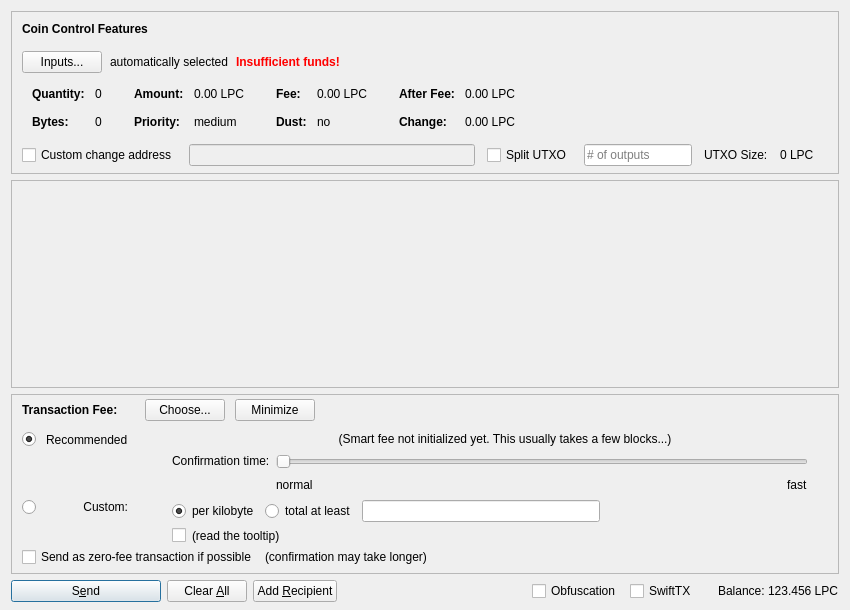
Before: the Qt Designer form src/qt/forms/sendcoinsdialog.ui in lightpaycashproject/lightpaycash, drawn with Qt 5.
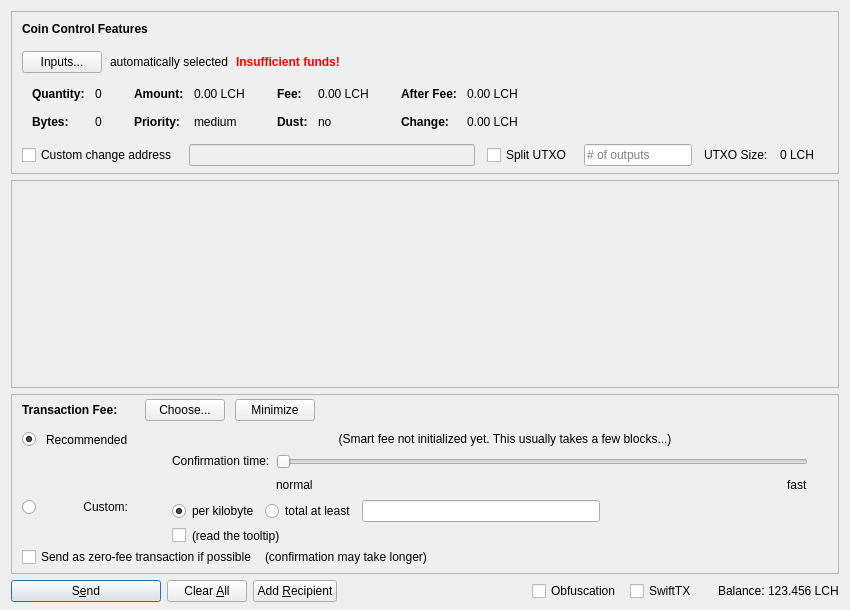
After: the same form once the commit is applied. Icons and pictures are not drawn. Custom widgets are drawn as their Qt base class.

What changed in the file:
```diff
--- a/src/qt/forms/sendcoinsdialog.ui
+++ b/src/qt/forms/sendcoinsdialog.ui
@@ -324,7 +324,7 @@
                   <enum>Qt::ActionsContextMenu</enum>
                  </property>
                  <property name="text">
-                  <string notr="true">0.00 LPC</string>
+                  <string notr="true">0.00 LCH</string>
                  </property>
                  <property name="textInteractionFlags">
                   <set>Qt::LinksAccessibleByMouse|Qt::TextSelectableByKeyboard|Qt::TextSelectableByMouse</set>
@@ -404,7 +404,7 @@
                   <enum>Qt::ActionsContextMenu</enum>
                  </property>
                  <property name="text">
-                  <string notr="true">0.00 LPC</string>
+                  <string notr="true">0.00 LCH</string>
                  </property>
                  <property name="textInteractionFlags">
                   <set>Qt::LinksAccessibleByMouse|Qt::TextSelectableByKeyboard|Qt::TextSelectableByMouse</set>
@@ -484,7 +484,7 @@
                   <enum>Qt::ActionsContextMenu</enum>
                  </property>
                  <property name="text">
-                  <string notr="true">0.00 LPC</string>
+                  <string notr="true">0.00 LCH</string>
                  </property>
                  <property name="textInteractionFlags">
                   <set>Qt::LinksAccessibleByMouse|Qt::TextSelectableByKeyboard|Qt::TextSelectableByMouse</set>
@@ -513,7 +513,7 @@
                   <enum>Qt::ActionsContextMenu</enum>
                  </property>
                  <property name="text">
-                  <string notr="true">0.00 LPC</string>
+                  <string notr="true">0.00 LCH</string>
                  </property>
                  <property name="textInteractionFlags">
                   <set>Qt::LinksAccessibleByMouse|Qt::TextSelectableByKeyboard|Qt::TextSelectableByMouse</set>
@@ -594,7 +594,7 @@
           <item>
            <widget class="QLabel" name="labelBlockSize">
             <property name="text">
-             <string>0 LPC</string>
+             <string>0 LCH</string>
             </property>
            </widget>
           </item>
@@ -1435,7 +1435,7 @@
           <cursorShape>IBeamCursor</cursorShape>
          </property>
          <property name="text">
-          <string notr="true">123.456 LPC</string>
+          <string notr="true">123.456 LCH</string>
          </property>
          <property name="textInteractionFlags">
           <set>Qt::LinksAccessibleByMouse|Qt::TextSelectableByKeyboard|Qt::TextSelectableByMouse</set>
```
Left out of the diff: 4 changed lines with no effect on the pictures.
